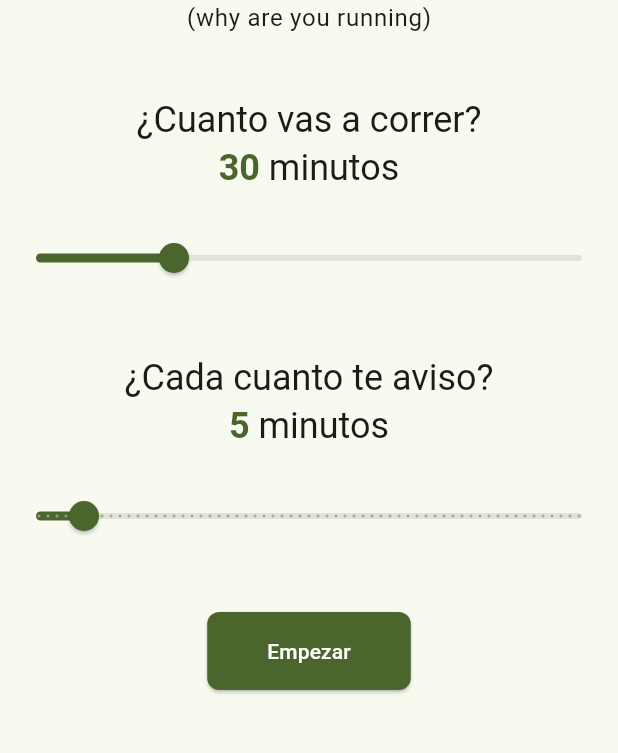
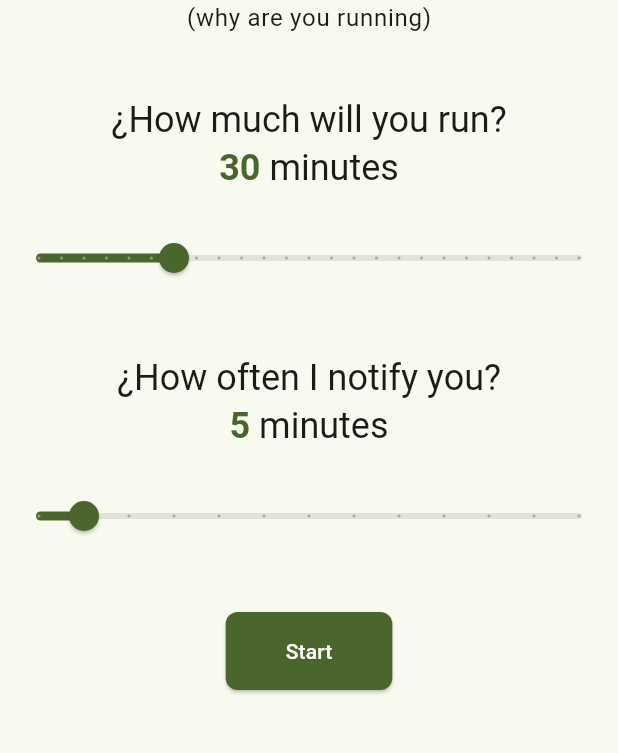
Before and after one commit to kevinsuner/wayr, a Flutter app: the screen it shows after launch, on a phone screen of 412 x 824 dp, the part 303-1056 px from its top. Run offline on Flutter 3.47's test engine with Material 3 defaults, Android fonts, the phone set to English and light mode, and no system bars; our stand-ins replace flutter_tts, wakelock_plus.

Commit message:
Added localization, improved TTS, added 'debug' mode, refactored code

```diff
--- a/lib/pages/home.dart
+++ b/lib/pages/home.dart
@@ -3,6 +3,35 @@ import 'dart:async';
 import 'package:flutter/material.dart';
 import 'package:flutter_tts/flutter_tts.dart';
 import 'package:wakelock_plus/wakelock_plus.dart';
+
+Map<String, Map<String, String>> localizationsMap = {
+  'ES': {
+    'debug_mode_enabled': 'Modo debug activado',
+    'timer_remainder_1': 'Intervalo de',
+    'timer_remainder_2': 'minutos completado',
+    'timer_remainder_3': 'minutos restantes',
+    'timer_remainder_4': 'sigue asi',
+    'timer_finish': 'Ejercicio completado, buen trabajo',
+    'duration_slider_headline': '¿Cuanto vas a correr?',
+    'minutes': 'minutos',
+    'interval_slider_headline': '¿Cada cuanto te aviso?',
+    'button_toast': '¡A por ello!',
+    'button': 'Empezar',
+  },
+  'EN': {
+    'debug_mode_enabled': 'Debug mode enabled',
+    'timer_remainder_1': 'Interval of',
+    'timer_remainder_2': 'minutes completed',
+    'timer_remainder_3': 'minutes remaining',
+    'timer_remainder_4': 'keep going',
+    'timer_finish': 'Excercise completed, good job',
+    'duration_slider_headline': '¿How much will you run?',
+    'minutes': 'minutes',
+    'interval_slider_headline': '¿How often I notify you?',
+    'button_toast': '¡Go for it!',
+    'button': 'Start',
+  },
+};
 
 class Home extends StatefulWidget {
   const Home({super.key});
@@ -10,18 +39,93 @@ class Home extends StatefulWidget {
   State<Home> createState() => _HomeState();
 }
 
-class _HomeState extends State<Home> {
+class _HomeState extends State<Home> with WidgetsBindingObserver {
+  String _getDeviceLanguage() {
+    String locale = Localizations.localeOf(context).languageCode.toUpperCase();
+    return localizationsMap.containsKey(locale) ? locale : 'EN';
+  }
+
+  String _getLocalizedString(String key) {
+    String language = _getDeviceLanguage();
+    return localizationsMap[language]?[key] ?? key;
+  }
+
   FlutterTts flutterTts = FlutterTts();
   bool _ttsReady = false;
-  Timer? _timer;
-  double _duration = 30;
-  double _interval = 5;
+
+  Future<void> _initTts() async {
+    await flutterTts.setLanguage('es-ES');
+    await flutterTts.setSpeechRate(0.5);
+    await flutterTts.setVolume(1.0);
+    await flutterTts.setPitch(1.0);
+    await flutterTts.setSharedInstance(
+      true,
+    ); // enable mixing with different audio sources
+    setState(() {
+      _ttsReady = true;
+    });
+  }
+
+  Future<void> _ensureTts() async {
+    if (!_ttsReady) await _initTts();
+  }
+
+  Future<void> _speak(String text) async {
+    try {
+      if (_ttsReady) {
+        await flutterTts.speak(text);
+      } else {
+        await _initTts();
+        await flutterTts.speak(text);
+      }
+    } catch (_) {
+      await _initTts();
+    }
+  }
 
   @override
   void initState() {
     super.initState();
+    WidgetsBinding.instance.addObserver(this); // register widget as listener
     _initTts();
   }
+
+  @override
+  void dispose() {
+    WidgetsBinding.instance.removeObserver(this);
+    WakelockPlus.disable();
+    super.dispose();
+  }
+
+  @override
+  void didChangeAppLifecycleState(AppLifecycleState state) {
+    if (state == AppLifecycleState.paused) _ensureTts();
+  }
+
+  int _tapCount = 0;
+  int _durationDivisions = 24;
+  int _intervalDivisions = 12;
+
+  void _handleTap() {
+    setState(() {
+      _tapCount++;
+      if (_tapCount >= 10) {
+        _tapCount = 0;
+        _durationDivisions = 120;
+        _intervalDivisions = 60;
+        ScaffoldMessenger.of(context).showSnackBar(
+          SnackBar(
+            content: Text(_getLocalizedString('debug_mode_enabled')),
+            duration: Duration(seconds: 4),
+          ),
+        );
+      }
+    });
+  }
+
+  double _duration = 30;
+  double _interval = 5;
+  Timer? _timer;
 
   void _setDuration(double value) {
     setState(() {
@@ -35,44 +139,22 @@ class _HomeState extends State<Home> {
     });
   }
 
-  Future<void> _initTts() async {
-    await flutterTts.setLanguage('es-ES');
-    await flutterTts.setSpeechRate(0.5);
-    await flutterTts.setVolume(1.0);
-    await flutterTts.setPitch(1.0);
-    await flutterTts.setSharedInstance(true);
-
-    setState(() {
-      _ttsReady = true;
-    });
-  }
-
-  Future<void> _speak(String text) async {
-    if (_ttsReady) {
-      await flutterTts.speak(text);
-    }
-  }
-
   void _startTimer() {
-    WakelockPlus.enable();
+    WakelockPlus.enable(); // enable application to run in the background
     if (_timer != null) _timer!.cancel();
 
     int intervalSeconds = (_interval * 60).toInt();
     int elapsedMinutes = 0;
     int remainingMinutes = _duration.toInt();
-
     _timer = Timer.periodic(Duration(seconds: intervalSeconds), (timer) {
       if (remainingMinutes > 0) {
         elapsedMinutes += _interval.toInt();
         remainingMinutes = _duration.toInt() - elapsedMinutes;
-        _speak(
-          'Intervalo de ${_interval.toInt()} minutos completado, $remainingMinutes minutos restantes',
-        );
+        _speak('${_getLocalizedString('timer_remainder_1')} ${_interval.toInt()} ${_getLocalizedString('timer_remainder_2')}, $remainingMinutes ${_getLocalizedString('time_remainder_3')}, ${_getLocalizedString('timer_remainder_4')}');
       } else {
-        _speak('Ejercicio completado');
+        _speak(_getLocalizedString('timer_finish'));
         _timer?.cancel();
         _timer = null;
-        WakelockPlus.disable();
       }
     });
   }
@@ -80,20 +162,23 @@ class _HomeState extends State<Home> {
   @override
   Widget build(BuildContext context) {
     return Scaffold(
-      body: Center(
+      body: GestureDetector(
+        onTap: _handleTap,
+        child: Center(
           child: Column(
             mainAxisAlignment: MainAxisAlignment.center,
             children: <Widget>[
+              // Heading
               Text('Wayr', style: Theme.of(context).textTheme.headlineLarge),
               Text(
                 '(why are you running)',
                 style: Theme.of(context).textTheme.bodyLarge,
               ),
-
               SizedBox(height: 40),
 
+              // Duration slider
               Text(
-              '¿Cuanto vas a correr?',
+                _getLocalizedString('duration_slider_headline'),
                 style: Theme.of(context).textTheme.headlineSmall,
               ),
               RichText(
@@ -107,24 +192,22 @@ class _HomeState extends State<Home> {
                         fontWeight: FontWeight.bold,
                       ),
                     ),
-                  TextSpan(text: ' minutos'),
+                    TextSpan(text: ' ${_getLocalizedString('minutes')}'),
                   ],
                 ),
               ),
-
               SizedBox(height: 20),
-
               Slider(
                 value: _duration,
                 max: 120,
-              divisions: 120,
+                divisions: _durationDivisions,
                 onChanged: _setDuration,
               ),
-
               SizedBox(height: 40),
 
+              // Interval slider
               Text(
-              '¿Cada cuanto te aviso?',
+                _getLocalizedString('interval_slider_headline'),
                 style: Theme.of(context).textTheme.headlineSmall,
               ),
               RichText(
@@ -138,31 +221,28 @@ class _HomeState extends State<Home> {
                         fontWeight: FontWeight.bold,
                       ),
                     ),
-                  TextSpan(text: ' minutos'),
+                    TextSpan(text: ' ${_getLocalizedString('minutes')}'),
                   ],
                 ),
               ),
-
               SizedBox(height: 20),
-
               Slider(
                 value: _interval,
                 max: 60,
-              divisions: 60,
+                divisions: _intervalDivisions,
                 onChanged: _setInterval,
               ),
-
               SizedBox(height: 40),
 
+              // Button
               ElevatedButton(
                 onPressed: () {
                   ScaffoldMessenger.of(context).showSnackBar(
                     SnackBar(
-                    content: Text('¡A por ello!'),
-                    duration: Duration(seconds: 5),
+                      content: Text(_getLocalizedString('button_toast')),
+                      duration: Duration(seconds: 4),
                     ),
                   );
-
                   _startTimer();
                 },
                 style: ElevatedButton.styleFrom(
@@ -173,9 +253,10 @@ class _HomeState extends State<Home> {
                     borderRadius: BorderRadius.circular(8),
                   ),
                 ),
-              child: Text('Empezar'),
+                child: Text(_getLocalizedString('button')),
               ),
             ],
+          ),
         ),
       ),
     );
```
Also changed, not shown: 1 other file. Lines whose indentation alone changed are shown as unchanged.
